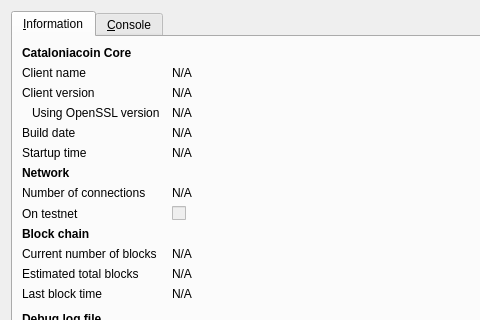
Qt form src/qt/forms/rpcconsole.ui (cataloniacurrency/cataloniacoinv2) before a commit; both pictures show x 0 to 480 and y 0 to 320 of the 740 by 450 pixel window.
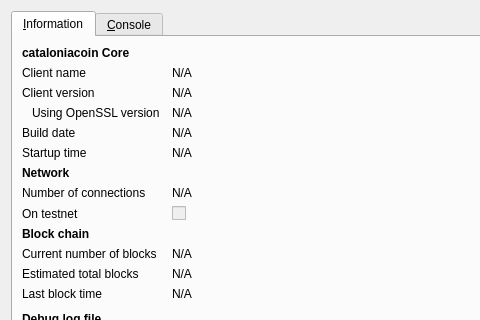
The same form after that commit. Icons and pictures are not drawn.

The edit to the form file:
```diff
--- a/src/qt/forms/rpcconsole.ui
+++ b/src/qt/forms/rpcconsole.ui
@@ -36,7 +36,7 @@
           </font>
          </property>
          <property name="text">
-          <string>Cataloniacoin Core</string>
+          <string>cataloniacoin Core</string>
          </property>
         </widget>
        </item>
```
Left out of the diff: 6 changed lines with no effect on the pictures.
